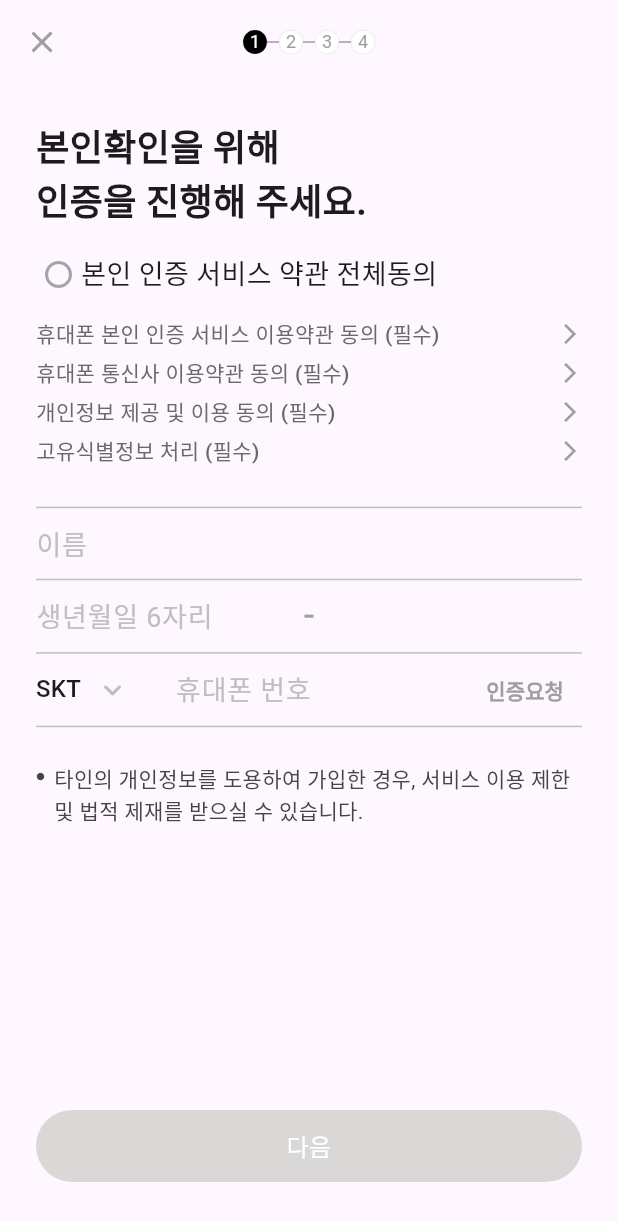
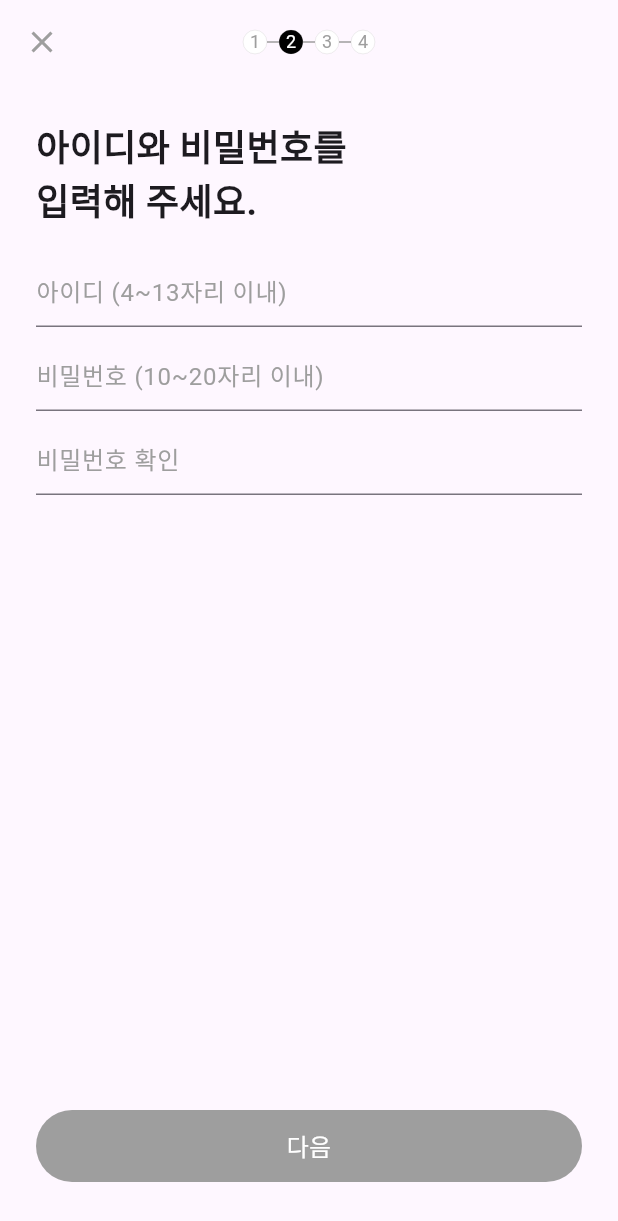
Before and after one commit to fluttudy/fluttudy_9oHigh, a Flutter app: the StarbucksSignupAuth screen opened directly, after a tap on "다음", on a phone screen of 412 x 824 dp. Shown: the top 1221 px of the screen. Run offline on Flutter 3.47's test engine with Material 3 defaults, Android fonts, the phone set to English and light mode, and no system bars.

Commit message:
feat: starbucs signup account

```diff
--- a/flutter_ui_exercise/lib/starbucks/contents/login/starbucks_login.dart
+++ b/flutter_ui_exercise/lib/starbucks/contents/login/starbucks_login.dart
@@ -1,5 +1,5 @@
 import 'package:flutter/material.dart';
-import 'package:flutter_ui_exercise/starbucks/contents/signup/starbucks_signup_auth.dart';
+import 'package:flutter_ui_exercise/starbucks/contents/signup/auth/starbucks_signup_auth.dart';
 
 class StarbucksApp extends StatelessWidget {
   const StarbucksApp({super.key});
--- /dev/null
+++ b/flutter_ui_exercise/lib/starbucks/contents/signup/account/starbucks_signup_account.dart
@@ -0,0 +1,310 @@
+import 'package:flutter/material.dart';
+import 'package:flutter_ui_exercise/starbucks/contents/signup/auth/nav_indicator.dart';
+
+class StarbucksSignupAccount extends StatefulWidget {
+  const StarbucksSignupAccount({super.key});
+
+  @override
+  State<StatefulWidget> createState() => StarbucksSignupAccountState();
+}
+
+class StarbucksSignupAccountState extends State<StarbucksSignupAccount> {
+  final TextEditingController _idController = TextEditingController();
+  final TextEditingController _passwordController = TextEditingController();
+  final TextEditingController _repeatPasswordController =
+      TextEditingController();
+
+  bool _isShowingIdCheckMark = false;
+  bool _isShowingPasswordCheckMark = false;
+  bool _isShowingRepeatPasswordCheckMark = false;
+
+  bool _isShowingPasswordVisiblityMark = false;
+  bool _isShowingRepeatPasswordVisiblityMark = false;
+
+  bool _isSecuredPassword = true;
+  bool _isSecuredRepeatPassword = true;
+
+  bool _isAllChecked = false;
+
+  @override
+  Widget build(BuildContext context) {
+    _isShowingRepeatPasswordCheckMark =
+        _passwordController.text == _repeatPasswordController.text &&
+            _passwordController.text.length > 10;
+    _isAllChecked = _isShowingIdCheckMark &&
+        _isShowingPasswordCheckMark &&
+        _isShowingRepeatPasswordCheckMark;
+
+    return Scaffold(
+      appBar: AppBar(
+        centerTitle: true,
+        title: Row(
+          mainAxisAlignment: MainAxisAlignment.center,
+          mainAxisSize: MainAxisSize.min,
+          children: [
+            NavIndicator(
+              selectedIdx: 2,
+            ),
+          ],
+        ),
+        leading: IconButton(
+          icon: const Icon(Icons.close),
+          color: Colors.grey,
+          onPressed: () => Navigator.pop(context),
+        ),
+      ),
+      body: Center(
+        child: Container(
+          width: MediaQuery.sizeOf(context).width,
+          margin: const EdgeInsets.all(24),
+          child: Column(
+            crossAxisAlignment: CrossAxisAlignment.start,
+            children: [
+              const Text(
+                '아이디와 비밀번호를\n입력해 주세요.',
+                style: TextStyle(
+                  fontWeight: FontWeight.bold,
+                  fontSize: 24,
+                ),
+              ),
+              const SizedBox(
+                height: 18,
+              ),
+              SizedBox(
+                child: Stack(
+                  children: [
+                    TextField(
+                      controller: _idController,
+                      maxLength: 14,
+                      decoration: const InputDecoration(
+                        counterText: '',
+                        hintText: '아이디 (4~13자리 이내)',
+                        hintStyle: TextStyle(
+                          color: Colors.grey,
+                          fontSize: 16,
+                        ),
+                        focusedBorder: UnderlineInputBorder(
+                          borderSide: BorderSide(
+                            color: Color.fromARGB(255, 18, 122, 21),
+                            width: 1,
+                          ),
+                        ),
+                      ),
+                      onChanged: (id) {
+                        setState(() {
+                          if (id.length > 4) {
+                            _isShowingIdCheckMark = true;
+                          } else {
+                            _isShowingIdCheckMark = false;
+                          }
+                        });
+                      },
+                    ),
+                    Row(
+                      mainAxisAlignment: MainAxisAlignment.end,
+                      children: [
+                        IconButton(
+                          onPressed: () {},
+                          icon: const Icon(
+                            Icons.check,
+                            color: Colors.transparent,
+                            size: 24,
+                          ),
+                        ),
+                        Icon(
+                          Icons.check,
+                          color: _isShowingIdCheckMark
+                              ? const Color.fromARGB(255, 18, 122, 21)
+                              : Colors.transparent,
+                          size: 24,
+                        ),
+                      ],
+                    ),
+                  ],
+                ),
+              ),
+              const SizedBox(
+                height: 8,
+              ),
+              SizedBox(
+                child: Stack(
+                  children: [
+                    TextField(
+                      controller: _passwordController,
+                      maxLength: 21,
+                      obscureText: _isSecuredPassword,
+                      autocorrect: false,
+                      enableSuggestions: false,
+                      decoration: const InputDecoration(
+                        counterText: '',
+                        hintText: '비밀번호 (10~20자리 이내)',
+                        hintStyle: TextStyle(
+                          color: Colors.grey,
+                          fontSize: 16,
+                        ),
+                        focusedBorder: UnderlineInputBorder(
+                          borderSide: BorderSide(
+                            color: Color.fromARGB(255, 18, 122, 21),
+                            width: 1,
+                          ),
+                        ),
+                      ),
+                      onChanged: (password) {
+                        setState(() {
+                          if (password.isNotEmpty) {
+                            _isShowingPasswordVisiblityMark = true;
+                          } else {
+                            _isShowingPasswordVisiblityMark = false;
+                          }
+                          if (password.length > 10) {
+                            _isShowingPasswordCheckMark = true;
+                          } else {
+                            _isShowingPasswordCheckMark = false;
+                          }
+                        });
+                      },
+                    ),
+                    Row(
+                      mainAxisAlignment: MainAxisAlignment.end,
+                      children: [
+                        IconButton(
+                          onPressed: () {
+                            if (_isShowingPasswordVisiblityMark) {
+                              setState(() {
+                                _isSecuredPassword = !_isSecuredPassword;
+                              });
+                            }
+                          },
+                          icon: Icon(
+                            _isSecuredPassword
+                                ? Icons.visibility
+                                : Icons.visibility_off_outlined,
+                            color: _isShowingPasswordVisiblityMark
+                                ? Colors.grey
+                                : Colors.transparent,
+                            size: 24,
+                          ),
+                        ),
+                        Icon(
+                          Icons.check,
+                          color: _isShowingPasswordCheckMark
+                              ? const Color.fromARGB(255, 18, 122, 21)
+                              : Colors.transparent,
+                        )
+                      ],
+                    ),
+                  ],
+                ),
+              ),
+              const SizedBox(
+                height: 8,
+              ),
+              SizedBox(
+                child: Stack(
+                  children: [
+                    TextField(
+                      controller: _repeatPasswordController,
+                      maxLength: 21,
+                      obscureText: _isSecuredRepeatPassword,
+                      autocorrect: false,
+                      enableSuggestions: false,
+                      decoration: const InputDecoration(
+                        counterText: '',
+                        hintText: '비밀번호 확인',
+                        hintStyle: TextStyle(
+                          color: Colors.grey,
+                          fontSize: 16,
+                        ),
+                        focusedBorder: UnderlineInputBorder(
+                          borderSide: BorderSide(
+                            color: Color.fromARGB(255, 18, 122, 21),
+                            width: 1,
+                          ),
+                        ),
+                      ),
+                      onChanged: (repeat) {
+                        setState(() {
+                          if (repeat.isNotEmpty) {
+                            _isShowingRepeatPasswordVisiblityMark = true;
+                          } else {
+                            _isShowingRepeatPasswordVisiblityMark = false;
+                          }
+                          if (repeat.length > 10 &&
+                              _passwordController.text ==
+                                  _repeatPasswordController.text) {
+                            _isShowingRepeatPasswordCheckMark = true;
+                          } else {
+                            _isShowingRepeatPasswordCheckMark = false;
+                          }
+                        });
+                      },
+                    ),
+                    Row(
+                      mainAxisAlignment: MainAxisAlignment.end,
+                      children: [
+                        IconButton(
+                          onPressed: () {
+                            if (_isShowingRepeatPasswordVisiblityMark) {
+                              setState(() {
+                                _isSecuredRepeatPassword =
+                                    !_isSecuredRepeatPassword;
+                              });
+                            }
+                          },
+                          icon: Icon(
+                            _isSecuredRepeatPassword
+                                ? Icons.visibility
+                                : Icons.visibility_off_outlined,
+                            color: _isShowingRepeatPasswordVisiblityMark
+                                ? Colors.grey
+                                : Colors.transparent,
+                            size: 24,
+                          ),
+                        ),
+                        Icon(
+                          Icons.check,
+                          color: _isShowingRepeatPasswordCheckMark
+                              ? const Color.fromARGB(255, 18, 122, 21)
+                              : Colors.transparent,
+                        )
+                      ],
+                    ),
+                  ],
+                ),
+              ),
+              const SizedBox(
+                height: 8,
+              ),
+              Expanded(
+                child: Column(
+                  mainAxisAlignment: MainAxisAlignment.end,
+                  crossAxisAlignment: CrossAxisAlignment.center,
+                  children: [
+                    Container(
+                      margin: const EdgeInsets.only(bottom: 12),
+                      width: MediaQuery.sizeOf(context).width * 0.9,
+                      decoration: BoxDecoration(
+                        color: _isAllChecked ? Colors.green : Colors.grey,
+                        borderRadius:
+                            const BorderRadius.all(Radius.circular(30)),
+                      ),
+                      child: TextButton(
+                          onPressed: () {},
+                          child: const Text(
+                            '다음',
+                            style: TextStyle(
+                                color: Colors.white,
+                                fontWeight: FontWeight.w400,
+                                fontSize: 16),
+                          )),
+                    ),
+                  ],
+                ),
+              ),
+            ],
+          ),
+        ),
+      ),
+    );
+  }
+}
--- a/flutter_ui_exercise/lib/starbucks/contents/signup/starbucks_signup_auth.dart
+++ b/flutter_ui_exercise/lib/starbucks/contents/signup/auth/starbucks_signup_auth.dart
@@ -1,6 +1,7 @@
 import 'package:flutter/material.dart';
-import 'package:flutter_ui_exercise/starbucks/contents/signup/auth_link.dart';
-import 'package:flutter_ui_exercise/starbucks/contents/signup/nav_indicator.dart';
+import 'package:flutter_ui_exercise/starbucks/contents/signup/account/starbucks_signup_account.dart';
+import 'package:flutter_ui_exercise/starbucks/contents/signup/auth/auth_link.dart';
+import 'package:flutter_ui_exercise/starbucks/contents/signup/auth/nav_indicator.dart';
 
 class StarbucksSignupAuth extends StatefulWidget {
   const StarbucksSignupAuth({super.key});
@@ -238,7 +239,13 @@ class StarbucksSignupAuthState extends State<StarbucksSignupAuth> {
                       borderRadius: BorderRadius.all(Radius.circular(30)),
                     ),
                     child: TextButton(
-                        onPressed: () {},
+                        onPressed: () {
+                          Navigator.push(
+                              context,
+                              MaterialPageRoute(
+                                  builder: (context) =>
+                                      const StarbucksSignupAccount()));
+                        },
                         child: const Text(
                           '다음',
                           style: TextStyle(
```
Also changed, not shown: flutter_ui_exercise/lib/starbucks/contents/signup/auth/auth_link.dart (renamed from flutter_ui_exercise/lib/starbucks/contents/signup/auth_link.dart), flutter_ui_exercise/lib/starbucks/contents/signup/auth/nav_indicator.dart (renamed from flutter_ui_exercise/lib/starbucks/contents/signup/nav_indicator.dart), flutter_ui_exercise/lib/starbucks/documents/signup/auth/starbucks_signup_auth.png (renamed from flutter_ui_exercise/lib/starbucks/documents/signup/starbucks_signup_auth.png), 6 other files.
